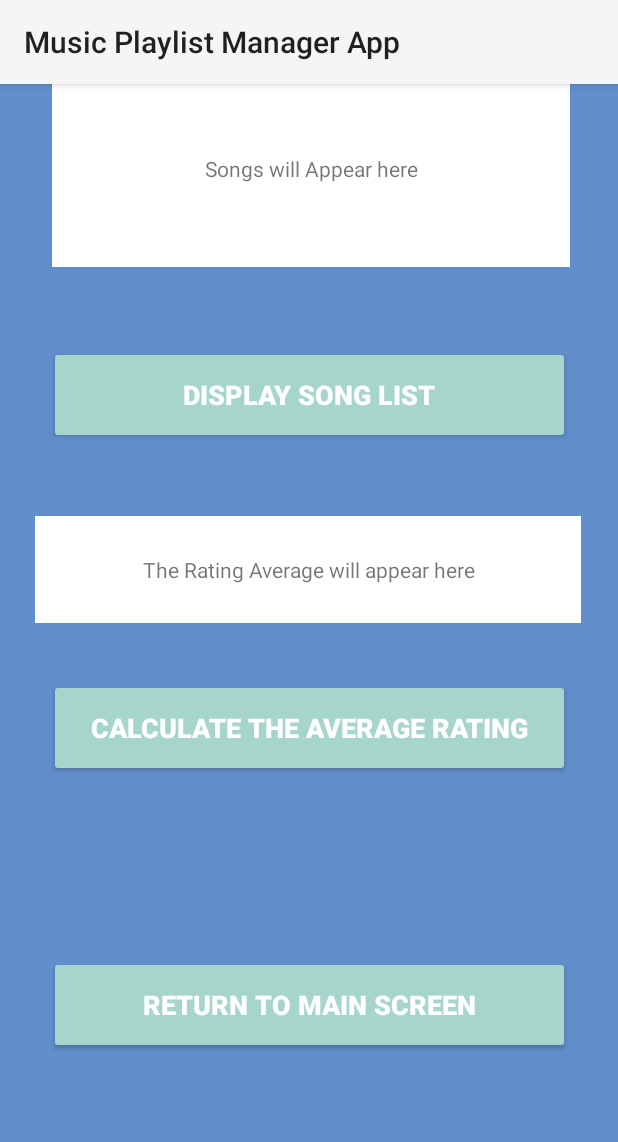
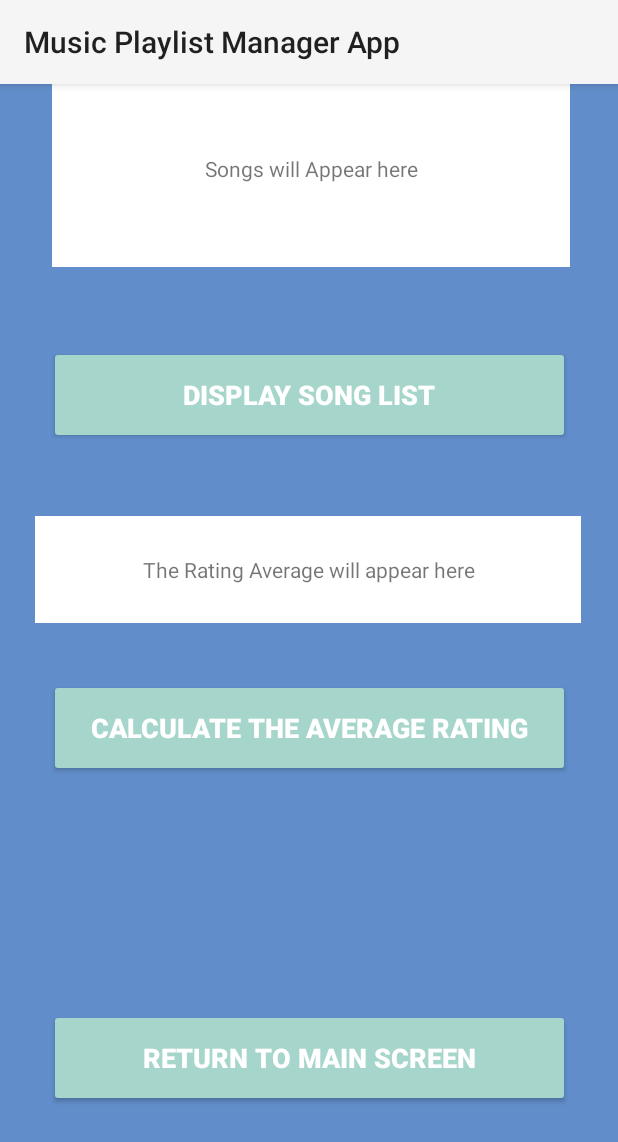
Before and after one commit to Minenhle-03/Music-Playlist-Manager-App, an Android app: the MainActivity3 screen opened directly, with no data from a screen before it, on a phone screen of 412 x 824 dp. Shown: the top 1142 px of the screen. Run offline under Robolectric (Android 15) with nearby library versions, the phone set to English and light mode, and no system bars.

Commit message:
one more push and commit

```diff
--- a/app/src/main/res/layout/activity_main3.xml
+++ b/app/src/main/res/layout/activity_main3.xml
@@ -82,6 +82,6 @@
         app:layout_constraintEnd_toEndOf="parent"
         app:layout_constraintStart_toStartOf="parent"
         app:layout_constraintTop_toTopOf="parent"
-        app:layout_constraintVertical_bias="0.84" />
+        app:layout_constraintVertical_bias="0.887" />
 
 </androidx.constraintlayout.widget.ConstraintLayout>
```
